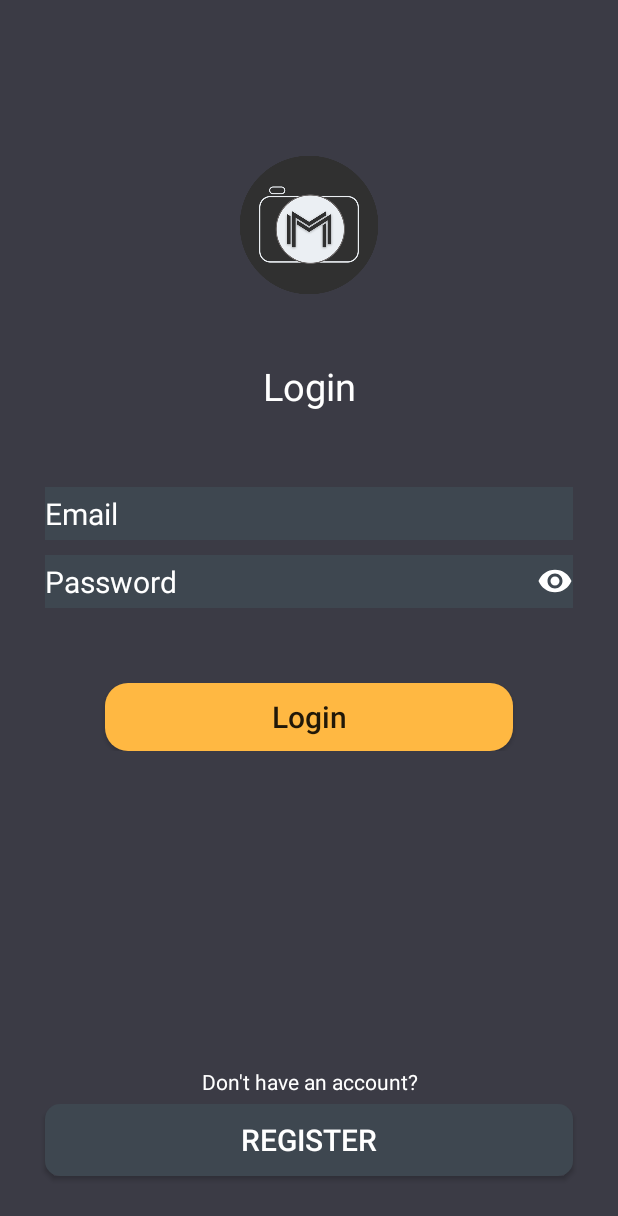
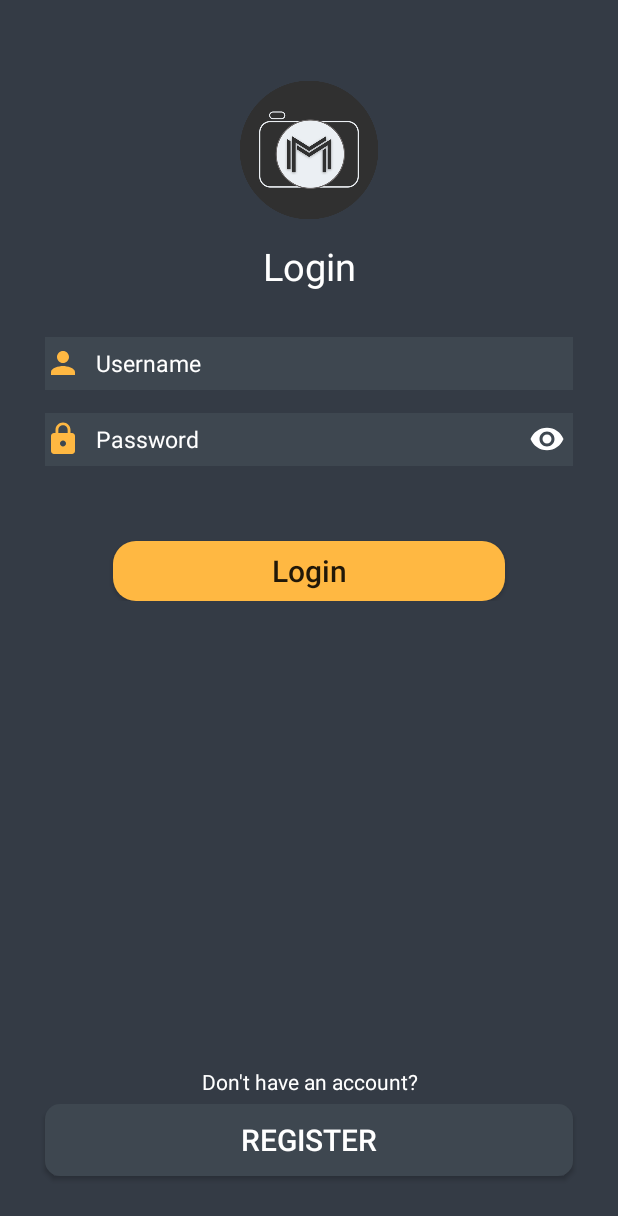
Before and after one commit to Aayushdangol/amar-pudasaini, an Android app: the layout activity_login.xml on its own in the app's theme, with its tools: preview values and no code run, on a phone screen of 412 x 824 dp. Shown: the top 1216 px of the screen. Run offline under Robolectric (Android 15) with nearby library versions, the phone set to English and light mode, and no system bars.

Commit message:
Implement Material Design to Activities

```diff
--- a/app/src/main/AndroidManifest.xml
+++ b/app/src/main/AndroidManifest.xml
@@ -14,14 +14,16 @@
         android:usesCleartextTraffic="true">
         <activity android:name=".SignupActivity"></activity>
         <activity android:name=".ViewPagerActivity">
+
+        </activity>
+        <activity android:name=".LoginActivity" />
+        <activity android:name=".SplashActivity">
             <intent-filter>
                 <action android:name="android.intent.action.MAIN" />
 
                 <category android:name="android.intent.category.LAUNCHER" />
             </intent-filter>
         </activity>
-        <activity android:name=".LoginActivity" />
-        <activity android:name=".SplashActivity"></activity>
         <activity android:name=".MainActivity" />
     </application>
 
--- a/app/src/main/java/com/moviehub/SplashActivity.java
+++ b/app/src/main/java/com/moviehub/SplashActivity.java
@@ -16,10 +16,10 @@ public class SplashActivity extends AppCompatActivity {
         handler.postDelayed(new Runnable() {
             @Override
             public void run() {
-                Intent intent=new Intent(SplashActivity.this,MainActivity.class);
+                Intent intent=new Intent(SplashActivity.this,LoginActivity.class);
                 startActivity(intent);
                 finish();
             }
-        },5000);
+        },3000);
     }
 }
--- /dev/null
+++ b/app/src/main/res/drawable/pass.xml
@@ -0,0 +1,5 @@
+<vector android:height="24dp" android:tint="#FFB842"
+    android:viewportHeight="24.0" android:viewportWidth="24.0"
+    android:width="24dp" xmlns:android="http://schemas.android.com/apk/res/android">
+    <path android:fillColor="#FF000000" android:pathData="M18,8h-1L17,6c0,-2.76 -2.24,-5 -5,-5S7,3.24 7,6v2L6,8c-1.1,0 -2,0.9 -2,2v10c0,1.1 0.9,2 2,2h12c1.1,0 2,-0.9 2,-2L20,10c0,-1.1 -0.9,-2 -2,-2zM12,17c-1.1,0 -2,-0.9 -2,-2s0.9,-2 2,-2 2,0.9 2,2 -0.9,2 -2,2zM15.1,8L8.9,8L8.9,6c0,-1.71 1.39,-3.1 3.1,-3.1 1.71,0 3.1,1.39 3.1,3.1v2z"/>
+</vector>
--- /dev/null
+++ b/app/src/main/res/drawable/search.xml
@@ -0,0 +1,5 @@
+<vector android:height="24dp" android:tint="#FFB842"
+    android:viewportHeight="24.0" android:viewportWidth="24.0"
+    android:width="24dp" xmlns:android="http://schemas.android.com/apk/res/android">
+    <path android:fillColor="#FF000000" android:pathData="M15.5,14h-0.79l-0.28,-0.27C15.41,12.59 16,11.11 16,9.5 16,5.91 13.09,3 9.5,3S3,5.91 3,9.5 5.91,16 9.5,16c1.61,0 3.09,-0.59 4.23,-1.57l0.27,0.28v0.79l5,4.99L20.49,19l-4.99,-5zM9.5,14C7.01,14 5,11.99 5,9.5S7.01,5 9.5,5 14,7.01 14,9.5 11.99,14 9.5,14z"/>
+</vector>
--- /dev/null
+++ b/app/src/main/res/drawable/users.xml
@@ -0,0 +1,5 @@
+<vector android:height="24dp" android:tint="#FFB842"
+    android:viewportHeight="24.0" android:viewportWidth="24.0"
+    android:width="24dp" xmlns:android="http://schemas.android.com/apk/res/android">
+    <path android:fillColor="#FF000000" android:pathData="M12,12c2.21,0 4,-1.79 4,-4s-1.79,-4 -4,-4 -4,1.79 -4,4 1.79,4 4,4zM12,14c-2.67,0 -8,1.34 -8,4v2h16v-2c0,-2.66 -5.33,-4 -8,-4z"/>
+</vector>
--- a/app/src/main/res/layout/activity_login.xml
+++ b/app/src/main/res/layout/activity_login.xml
@@ -4,19 +4,19 @@
     xmlns:tools="http://schemas.android.com/tools"
     android:layout_width="match_parent"
     android:layout_height="match_parent"
-    android:background="#3b3b45"
+    android:background="#343b45"
     tools:context=".LoginActivity">
 
     <ImageView
         android:id="@+id/imgloginLogo"
         android:layout_width="100dp"
         android:layout_height="100dp"
-        android:layout_marginTop="100dp"
+        android:layout_marginTop="50dp"
         android:src="@drawable/logosplash"
         android:layout_centerHorizontal="true"/>
 
         <LinearLayout
-            android:layout_marginTop="40dp"
+            android:layout_marginTop="10dp"
             android:layout_below="@+id/imgloginLogo"
             android:layout_width="match_parent"
             android:orientation="vertical"
@@ -33,41 +33,46 @@
 
             <EditText
                 android:id="@+id/etusername"
-                android:hint="Email"
+                android:hint="Username"
                 android:textColorHint="#fff"
-                android:textSize="20dp"
+                android:drawableLeft="@drawable/users"
+                android:drawablePadding="10dp"
+                android:textSize="15dp"
                 android:background="#3e4750"
                 android:layout_marginLeft="30dp"
                 android:layout_marginRight="30dp"
-                android:layout_marginTop="50dp"
+                android:layout_marginTop="30dp"
                 android:layout_width="match_parent"
                 android:layout_height="35dp" />
 
 
             <EditText
                 android:id="@+id/etPassword"
+                android:drawableLeft="@drawable/pass"
                 android:drawableRight="@drawable/eye"
+                android:paddingRight="5dp"
                 android:hint="Password"
+                android:drawablePadding="10dp"
                 android:textColorHint="#ffffff"
                 android:background="#3e4750"
-                android:textSize="20dp"
+                android:textSize="15dp"
                 android:layout_marginLeft="30dp"
                 android:layout_marginRight="30dp"
-                android:layout_marginTop="10dp"
+                android:layout_marginTop="15dp"
                 android:layout_width="match_parent"
                 android:layout_height="35dp" />
 
             <Button
                 android:id="@+id/btnLogin"
                 android:layout_marginTop="50dp"
-                android:layout_marginLeft="70dp"
-                android:layout_marginRight="70dp"
+                android:layout_marginLeft="75dp"
+                android:layout_marginRight="75dp"
                 android:layout_width="match_parent"
                 android:text="Login"
                 android:textSize="20dp"
                 android:textAllCaps="false"
                 android:background="@drawable/rounded_button"
-                android:layout_height="45dp" />
+                android:layout_height="40dp" />
 
         </LinearLayout>
 
```
Also changed, not shown: app/src/main/java/com/moviehub/LoginActivity.java (+27 -0 lines), app/src/main/java/fragments/Home.java (+23 -22 lines), app/src/main/res/layout/activity_view_pager.xml (+14 -2 lines).
